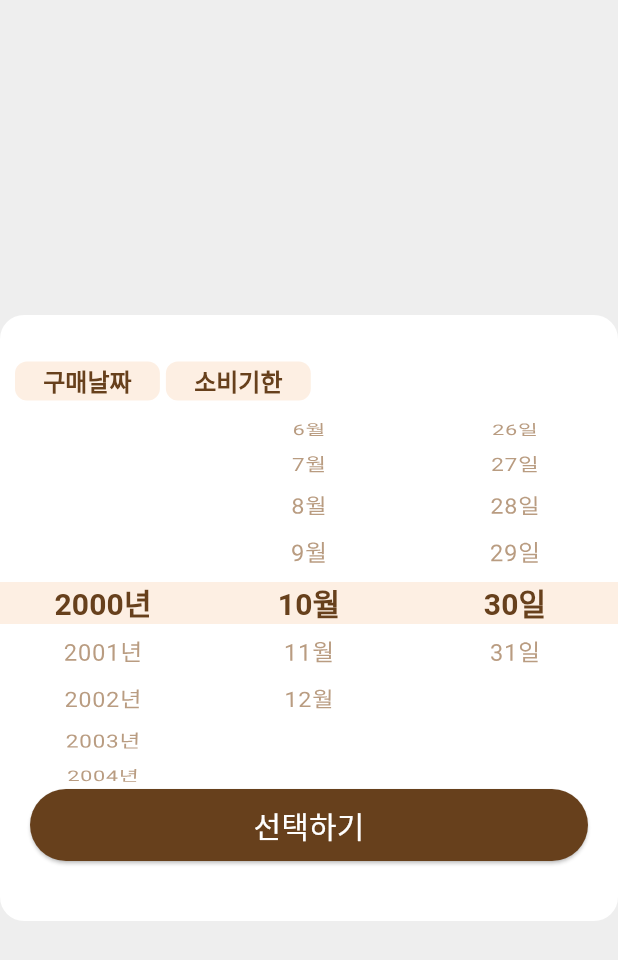
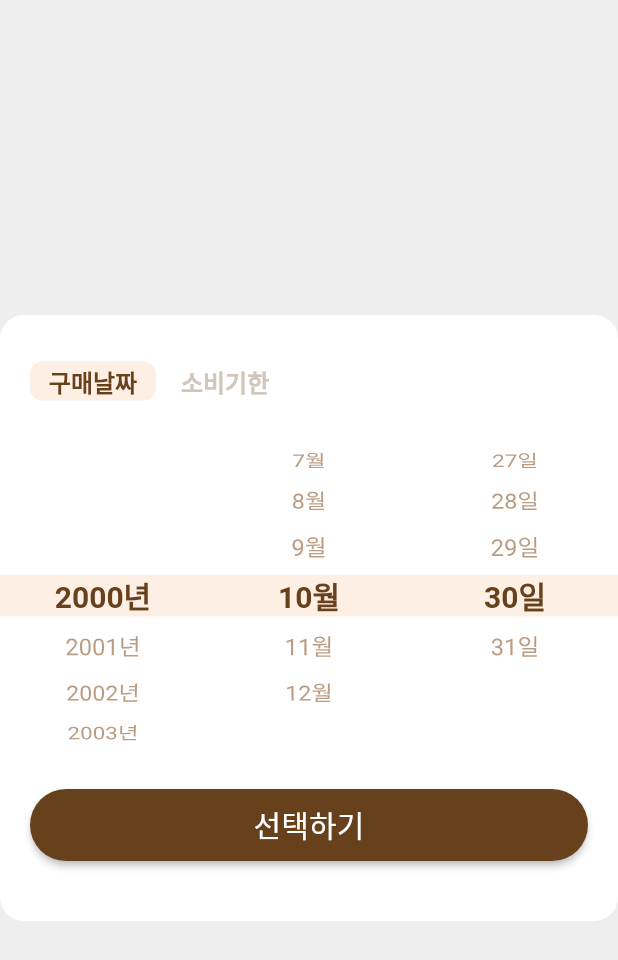
Before and after one commit to cherry1m/yum_application, a Flutter app: the ScrollDateDialog screen opened directly, after a tap on "구매날짜", on a phone screen of 412 x 824 dp. Shown: the top 960 px of the screen. Run offline on Flutter 3.47's test engine with Material 3 defaults, Android fonts, the phone set to English and light mode, and no system bars; Roboto replaces fonts that are missing (Pretendard).

Commit message:
날짜 선택 다이얼로그 완성

```diff
--- a/lib/main.dart
+++ b/lib/main.dart
@@ -17,7 +17,7 @@ class MyApp extends StatelessWidget {
     return MaterialApp(
       theme: light,
       darkTheme: dark,
-      home: const HomeView(),
+      home: const ScrollDateDialog(),
     );
   }
 }
--- a/lib/src/common/scroll_date_dialog.dart
+++ b/lib/src/common/scroll_date_dialog.dart
@@ -16,6 +16,8 @@ class _ScrollDateDialogState extends State<ScrollDateDialog> {
   int selectedDayIndex = DateTime.now().day - 1;
   int daysInMonth =
       DateTime(DateTime.now().year, DateTime.now().month + 1, 0).day;
+
+  bool isPurchaseDateSelected = true;
 
   int getDaysInMonth(int year, int month) {
     return DateTime(year, month + 1, 0).day;
@@ -55,43 +57,65 @@ class _ScrollDateDialogState extends State<ScrollDateDialog> {
   }
 
   Widget _header() {
-    return Padding(
-      padding: const EdgeInsets.only(top: 20, left: 10),
-      child: Row(
-        children: [
-          Padding(
-            padding: const EdgeInsets.only(right: 4),
-            child: ElevatedButton(
-              style: ElevatedButton.styleFrom(
-                  backgroundColor: Theme.of(context).colorScheme.tertiary,
-                  minimumSize: const Size(80, 26),
-                  elevation: 0,
-                  shape: RoundedRectangleBorder(
-                      borderRadius: BorderRadius.circular(8))),
-              onPressed: () {},
-              child: Text(
-                "구매날짜",
-                style: Theme.of(context).textTheme.displayMedium,
-              ),
-            ),
-          ),
-          ElevatedButton(
+    return Row(
+      children: [
+        Padding(
+          padding: const EdgeInsets.only(left: 20, top: 20, bottom: 10),
+          child: ElevatedButton(
             style: ElevatedButton.styleFrom(
-              backgroundColor: Theme.of(context).colorScheme.tertiary,
+              backgroundColor: isPurchaseDateSelected
+                  ? Theme.of(context).colorScheme.tertiary
+                  : Theme.of(context).colorScheme.onPrimaryContainer,
               minimumSize: const Size(80, 26),
               elevation: 0,
               shape: RoundedRectangleBorder(
                 borderRadius: BorderRadius.circular(8),
               ),
             ),
-            onPressed: () {},
+            onPressed: () {
+              setState(() {
+                isPurchaseDateSelected = true;
+              });
+            },
+            child: Text(
+              "구매날짜",
+              style: isPurchaseDateSelected
+                  ? Theme.of(context).textTheme.displayMedium
+                  : Theme.of(context).textTheme.displayMedium!.copyWith(
+                        color: const Color(0xFFD1C6BB), // Inactive color
+                      ),
+            ),
+          ),
+        ),
+        Padding(
+          padding: const EdgeInsets.only(left: 4, top: 20, bottom: 10),
+          child: ElevatedButton(
+            style: ElevatedButton.styleFrom(
+              backgroundColor: !isPurchaseDateSelected
+                  ? Theme.of(context).colorScheme.tertiary
+                  : Theme.of(context).colorScheme.onPrimaryContainer,
+              minimumSize: const Size(80, 26),
+              elevation: 0,
+              shape: RoundedRectangleBorder(
+                borderRadius: BorderRadius.circular(8),
+              ),
+            ),
+            onPressed: () {
+              setState(() {
+                isPurchaseDateSelected = false;
+              });
+            },
             child: Text(
               "소비기한",
-              style: Theme.of(context).textTheme.displayMedium,
+              style: !isPurchaseDateSelected
+                  ? Theme.of(context).textTheme.displayMedium
+                  : Theme.of(context).textTheme.displayMedium!.copyWith(
+                        color: const Color(0xFFD1C6BB),
+                      ),
             ),
           ),
-        ],
-      ),
+        ),
+      ],
     );
   }
 
@@ -229,9 +253,11 @@ class _ScrollDateDialogState extends State<ScrollDateDialog> {
 
   Widget _bottom() {
     return Padding(
-      padding: const EdgeInsets.only(left: 20, right: 20, bottom: 40),
+      padding: const EdgeInsets.only(left: 20, right: 20, top: 20, bottom: 40),
       child: ElevatedButton(
         style: ElevatedButton.styleFrom(
+          shape:
+              RoundedRectangleBorder(borderRadius: BorderRadius.circular(24)),
           backgroundColor: Theme.of(context).colorScheme.primary,
           fixedSize: const Size(390, 48),
         ),
--- a/lib/src/util/app_theme.dart
+++ b/lib/src/util/app_theme.dart
@@ -2,6 +2,7 @@ import 'package:flutter/material.dart';
 
 ThemeData get light => ThemeData(
     scaffoldBackgroundColor: const Color(0xffE8EEF2),
+    useMaterial3: false,
     textTheme: const TextTheme(
         titleMedium: TextStyle(
             fontSize: 32,
@@ -41,6 +42,8 @@ ThemeData get light => ThemeData(
         tertiary: Color(0xffFDEFE3)));
 
 ThemeData get dark => ThemeData(
+    useMaterial3: false,
+    scaffoldBackgroundColor: const Color(0xff000000),
     textTheme: const TextTheme(
         titleMedium: TextStyle(
             fontSize: 32,
```
